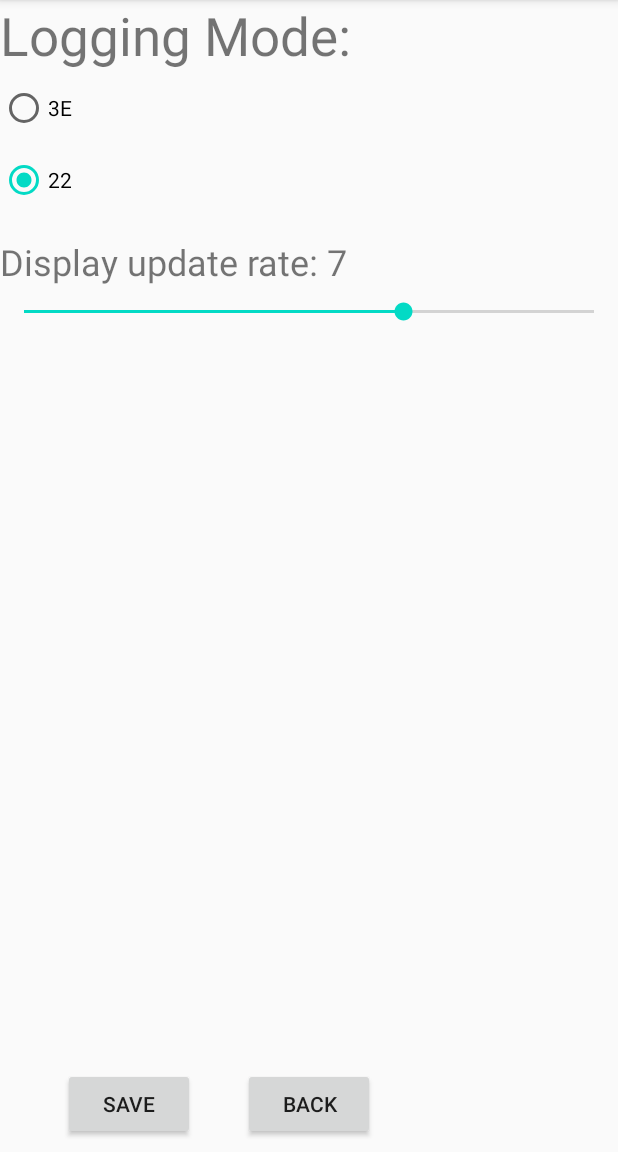
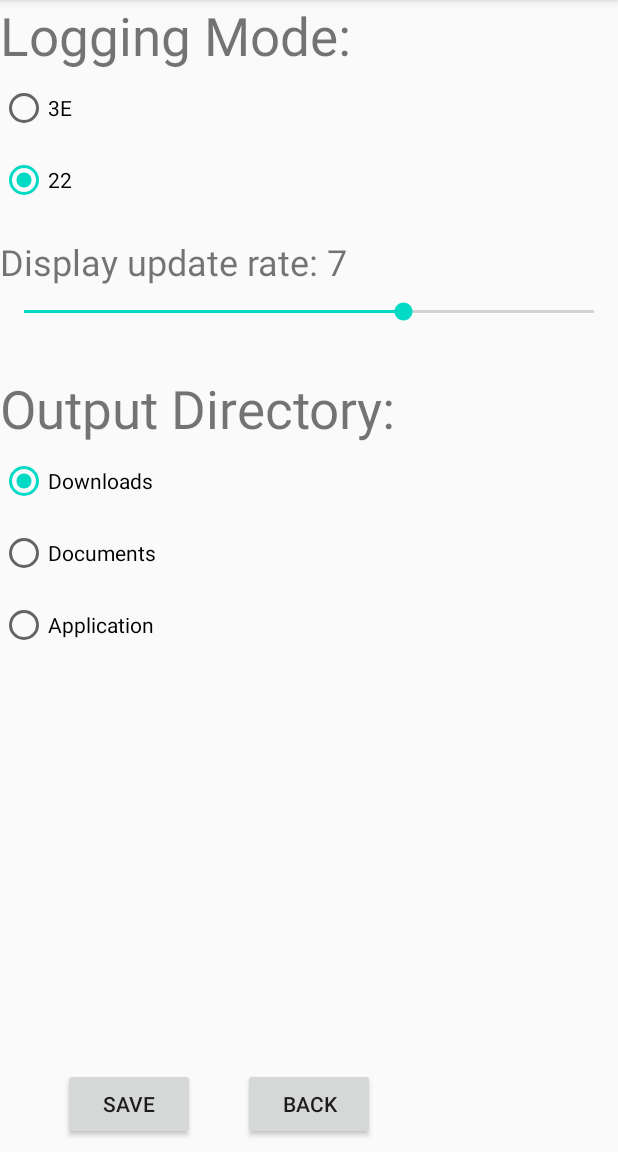
Before and after one commit to Switchleg1/VWFlashTools, an Android app: the SettingsFragment screen opened through its navigation route, after a tap on "SAVE", on a phone screen of 412 x 824 dp, the part 84-1236 px from its top. Run offline under Robolectric (Android 15) with nearby library versions, the phone set to English and light mode, and no system bars; our stand-ins replace navigation-ui; pictures from the network do not load; 1 statement that could not run was skipped.

Commit message:
Moved log folder to "downloads"

```diff
--- a/app/src/main/java/com/app/vwflashtools/ConfigFile.kt
+++ b/app/src/main/java/com/app/vwflashtools/ConfigFile.kt
@@ -1,6 +1,7 @@
 package com.app.vwflashtools
 
 import android.content.Context
+import android.os.Environment
 import android.util.Log
 import java.io.File
 import java.io.FileInputStream
@@ -91,6 +92,13 @@ object ConfigFile {
                     val i = value.toInt()
                     Settings.updateRate = 11 - i
                 }
+                "OutputDirectory" -> {
+                    when(value) {
+                        "Downloads" -> Settings.outputDirectory = Environment.DIRECTORY_DOWNLOADS
+                        "Documents" -> Settings.outputDirectory = Environment.DIRECTORY_DOCUMENTS
+                        "App" -> Settings.outputDirectory = "App"
+                    }
+                }
             }
         } catch (e: NumberFormatException) {
             Log.i(TAG, e.toString())
@@ -163,6 +171,7 @@ object ConfigFile {
     private fun writeDefaultConfig(filename: String?, context: Context?) {
         mProperties["Config.Mode"] = "22"
         mProperties["Config.UpdateRate"] = "7"
+        mProperties["Config.OutputDirectory"] = "Downloads"
         for(i in 0 until DIDs.list22.count()) {
             mProperties["PID.22.${i.toTwo()}.Address"] = DIDs.list22[i].address.toShort().toHex()
             mProperties["PID.22.${i.toTwo()}.Length"] = DIDs.list22[i].length.toString()
--- a/app/src/main/java/com/app/vwflashtools/Constants.kt
+++ b/app/src/main/java/com/app/vwflashtools/Constants.kt
@@ -106,10 +106,10 @@ val UDS_LOGGING_3E = 1
 //Log communications?
 val LOG_COMMUNICATIONS  = false
 val LOG_FILENAME        = "logging.cfg"
-val LOG_DIRECTORY = Environment.DIRECTORY_DOWNLOADS
 
 //Some defaults for Settings
 val DEFAULT_UPDATE_RATE = 4
+val DEFAULT_DIRECTORY = Environment.DIRECTORY_DOWNLOADS
 
 //Additional properties
 infix fun Byte.shl(that: Int): Int = this.toInt().shl(that)
--- a/app/src/main/java/com/app/vwflashtools/Settings.kt
+++ b/app/src/main/java/com/app/vwflashtools/Settings.kt
@@ -2,4 +2,5 @@ package com.app.vwflashtools
 
 object Settings {
     var updateRate = DEFAULT_UPDATE_RATE
+    var outputDirectory = DEFAULT_DIRECTORY
 }
--- a/app/src/main/java/com/app/vwflashtools/SettingsFragment.kt
+++ b/app/src/main/java/com/app/vwflashtools/SettingsFragment.kt
@@ -3,6 +3,7 @@ package com.app.vwflashtools
 import android.content.Context
 import android.content.Intent
 import android.os.Bundle
+import android.os.Environment
 import androidx.fragment.app.Fragment
 import android.view.LayoutInflater
 import android.view.View
@@ -34,12 +35,27 @@ class SettingsFragment : Fragment() {
         }
 
         view.findViewById<Button>(R.id.buttonSave).setOnClickListener {
+            // Set logging mode
             if(view.findViewById<RadioButton>(R.id.radioButton3E).isChecked) {
                 ConfigFile.set("Config.Mode", "3E")
             } else {
                 ConfigFile.set("Config.Mode", "22")
             }
 
+            // Set default output folder
+            when {
+                view.findViewById<RadioButton>(R.id.radioButtonDownloads).isChecked -> {
+                    ConfigFile.set("Config.OutputDirectory", "Downloads")
+                }
+                view.findViewById<RadioButton>(R.id.radioButtonDocuments).isChecked -> {
+                    ConfigFile.set("Config.OutputDirectory", "Documents")
+                }
+                else -> {
+                    ConfigFile.set("Config.OutputDirectory", "App")
+                }
+            }
+
+            // Set update rate
             ConfigFile.set("Config.UpdateRate", view.findViewById<SeekBar>(R.id.seekBarUpdateRate).progress.toString())
 
             //Stop logging
@@ -47,6 +63,7 @@ class SettingsFragment : Fragment() {
             serviceIntent.action = BT_DO_STOP_PID.toString()
             ContextCompat.startForegroundService(this.requireContext(), serviceIntent)
 
+            // Write config
             ConfigFile.write(LOG_FILENAME, context)
             ConfigFile.read(LOG_FILENAME, context)
         }
@@ -76,6 +93,19 @@ class SettingsFragment : Fragment() {
             view?.findViewById<RadioButton>(R.id.radioButton22)?.isChecked = true
         }
 
+        when (Settings.outputDirectory) {
+            Environment.DIRECTORY_DOWNLOADS -> {
+                view?.findViewById<RadioButton>(R.id.radioButtonDownloads)?.isChecked = true
+            }
+            Environment.DIRECTORY_DOCUMENTS -> {
+                view?.findViewById<RadioButton>(R.id.radioButtonDocuments)?.isChecked = true
+            }
+            else -> {
+                view?.findViewById<RadioButton>(R.id.radioButtonApplication)?.isChecked = true
+            }
+        }
+
+
         view?.findViewById<SeekBar>(R.id.seekBarUpdateRate)?.let { updateRate ->
             updateRate.min = 1
             updateRate.max = 10
--- a/app/src/main/res/layout/fragment_settings.xml
+++ b/app/src/main/res/layout/fragment_settings.xml
@@ -78,4 +78,42 @@
         app:layout_constraintStart_toStartOf="parent"
         app:layout_constraintTop_toBottomOf="@+id/radioGroupMode" />
 
+    <RadioGroup
+        android:layout_width="0dp"
+        android:layout_height="200dp"
+        android:layout_marginTop="32dp"
+        app:layout_constraintEnd_toEndOf="parent"
+        app:layout_constraintStart_toStartOf="parent"
+        app:layout_constraintTop_toBottomOf="@+id/seekBarUpdateRate">
+
+        <TextView
+            android:id="@+id/textView1"
+            android:layout_width="match_parent"
+            android:layout_height="48dp"
+            android:text="@string/textview_settings_directory"
+            app:autoSizeTextType="uniform"
+            app:lineHeight="60dp" />
+
+        <RadioButton
+            android:id="@+id/radioButtonDownloads"
+            android:layout_width="match_parent"
+            android:layout_height="wrap_content"
+            android:minHeight="48dp"
+            android:text="@string/radio_settings_mode_downloads" />
+
+        <RadioButton
+            android:id="@+id/radioButtonDocuments"
+            android:layout_width="match_parent"
+            android:layout_height="wrap_content"
+            android:minHeight="48dp"
+            android:text="@string/radio_settings_mode_documents" />
+
+        <RadioButton
+            android:id="@+id/radioButtonApplication"
+            android:layout_width="match_parent"
+            android:layout_height="wrap_content"
+            android:minHeight="48dp"
+            android:text="@string/radio_settings_mode_application" />
+    </RadioGroup>
+
 </androidx.constraintlayout.widget.ConstraintLayout>
--- a/app/src/main/res/values/strings.xml
+++ b/app/src/main/res/values/strings.xml
@@ -26,9 +26,13 @@
     <!-- Strings used for radio buttons -->
     <string name="radio_settings_mode_3E">3E</string>
     <string name="radio_settings_mode_22">22</string>
+    <string name="radio_settings_mode_downloads">Downloads</string>
+    <string name="radio_settings_mode_documents">Documents</string>
+    <string name="radio_settings_mode_application">Application</string>
     <!-- Strings used for misc -->
     <string name="textview_settings_updaterate">Display update rate: <xliff:g id="rate">%1$d</xliff:g></string>
     <string name="textview_settings_mode">Logging Mode:</string>
+    <string name="textview_settings_directory">Output Directory:</string>
     <string name="bt_status">Bluetooth: </string>
     <string name="bt_connect">Connect</string>
     <string name="bt_disconnect">Disconnect</string>
```
Also changed, not shown: app/src/main/java/com/app/vwflashtools/LogFile.kt (+12 -1 lines).
